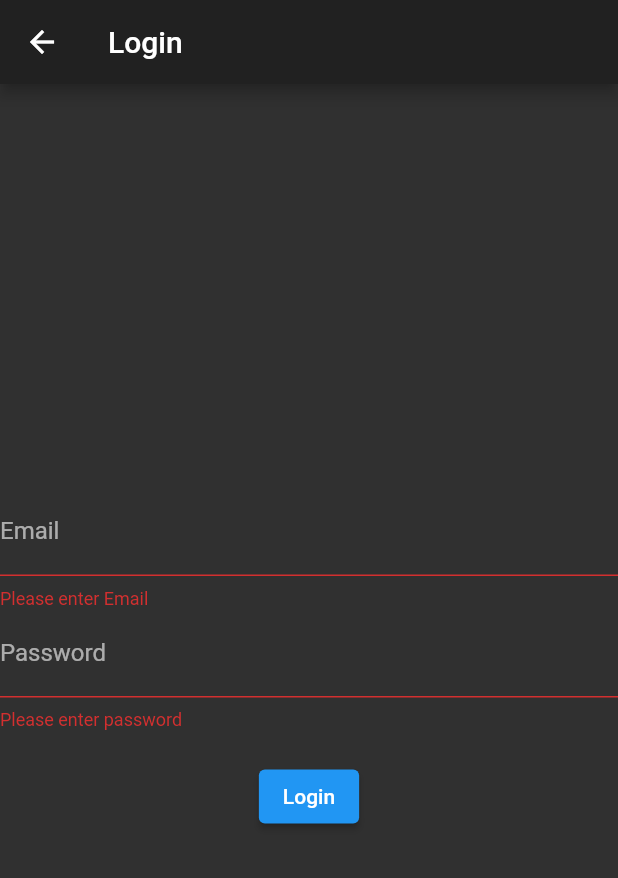
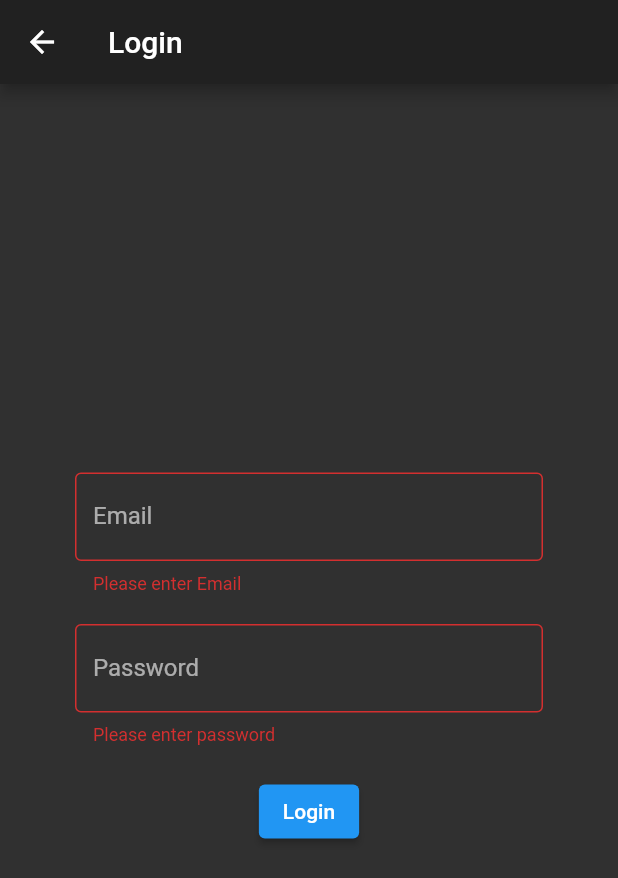
Before and after one commit to KnightHacks/club-app-2021, a Flutter app: the Login screen opened by its route, after a tap on "Login", on a phone screen of 412 x 824 dp. Shown: the top 878 px of the screen. Run offline on Flutter 3.47's test engine with Material 2 defaults, Android fonts, the phone set to English and light mode, and no system bars; our stand-ins replace email_validator, firebase_auth; accounts and stored records are empty.

Commit message:
Tidy up a bit

```diff
--- a/lib/main.dart
+++ b/lib/main.dart
@@ -20,7 +20,7 @@ class MyApp extends StatelessWidget {
       theme: ThemeData.dark(),
       initialRoute: "/",
       routes: {
-        "/" : (context) => Register2(),
+        "/" : (context) => Login(),
         "/Login" : (context) => Login(),
         "/Register1" : (context) => Register1(),
         "/Register2" : (context) => Register2(),
--- a/lib/screens/login.dart
+++ b/lib/screens/login.dart
@@ -14,7 +14,10 @@ class _LoginState extends State<Login> {
         title: Text("Login"),
       ),
       body: SafeArea(
-        child: LoginForm()
+        child: Container(
+          margin: EdgeInsets.symmetric(horizontal: 50),
+          child: LoginForm(),
+        )
       ),
     );
   }
--- a/lib/widgets/LoginForm.dart
+++ b/lib/widgets/LoginForm.dart
@@ -6,13 +6,6 @@ import 'package:flutter/services.dart';
 class LoginForm extends StatefulWidget {
   @override
   _LoginFormState createState() => _LoginFormState();
-}
-
-class ValidationResult {
-  bool success = false;
-  String message = "";
-
-  ValidationResult({this.success, this.message});
 }
 
 class _LoginFormState extends State<LoginForm> {
@@ -29,20 +22,14 @@ class _LoginFormState extends State<LoginForm> {
     if (value.isEmpty) {
       return "Please enter Email";
     }
-
     if (!EmailValidator.validate(value)) {
       return "Please enter valid email";
     }
-
     return null;
   };
 
-  Future<AuthResult> _sendLogin(String email, String password) {
 
-
-  }
-
-  Future<String> _login(BuildContext context) async {
+  void _login(BuildContext context) async {
 
     if (!_formKey.currentState.validate()) {
       return null;
@@ -52,9 +39,11 @@ class _LoginFormState extends State<LoginForm> {
     final String password = _passwordController.text;
 
     try {
+      // Try to sign user in.
       await FirebaseAuth.instance.signInWithEmailAndPassword(email: email,
           password: password);
     } catch(e) {
+      // Show error dialog
       showDialog(
           context: context,
           builder: (BuildContext context) {
@@ -67,16 +56,14 @@ class _LoginFormState extends State<LoginForm> {
             );
           },
       );
-      print(e.message);
     }
-
-    Scaffold.of(context)
-    .showSnackBar(SnackBar(content: Text("Logging In...")));
   }
 
   @override
   void dispose() {
+    // Dispose any controllers created.
     _emailController.dispose();
+    _passwordController.dispose();
     super.dispose();
   }
 
@@ -93,15 +80,18 @@ class _LoginFormState extends State<LoginForm> {
             controller: _emailController,
             keyboardType: TextInputType.emailAddress,
             decoration: InputDecoration(
-                  labelText: "Email"
+              labelText: "Email",
+              border: OutlineInputBorder()
             ),
           ),
+          SizedBox(height: 20),
           TextFormField(
             validator: _validatePassword,
             controller: _passwordController,
             obscureText: true,
             decoration: InputDecoration(
-                labelText: "Password"
+              labelText: "Password",
+              border: OutlineInputBorder()
             ),
           ),
           SizedBox(height: 20),
```
